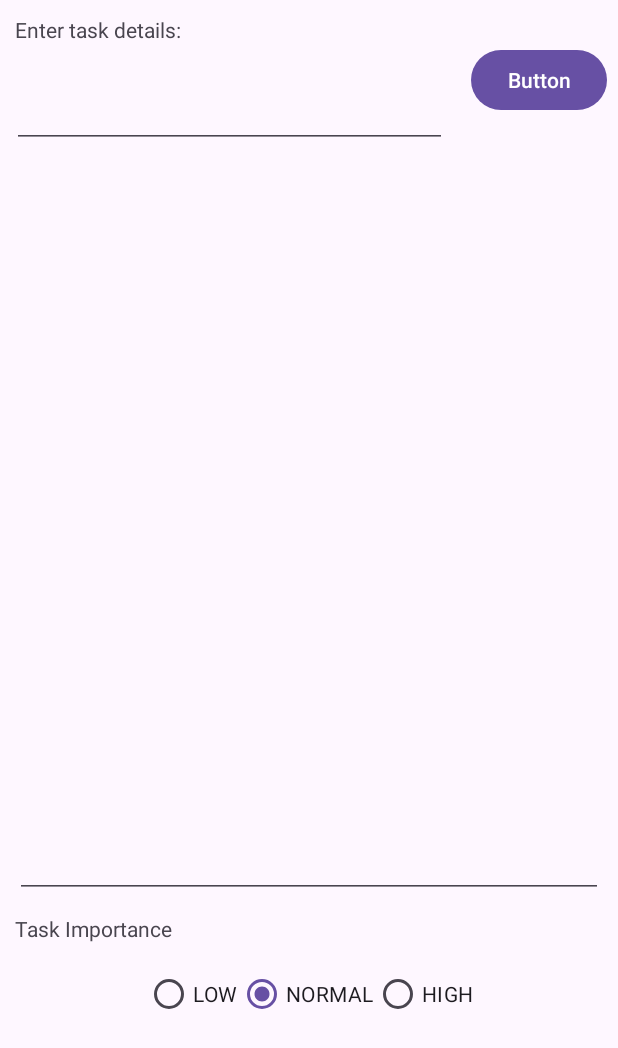
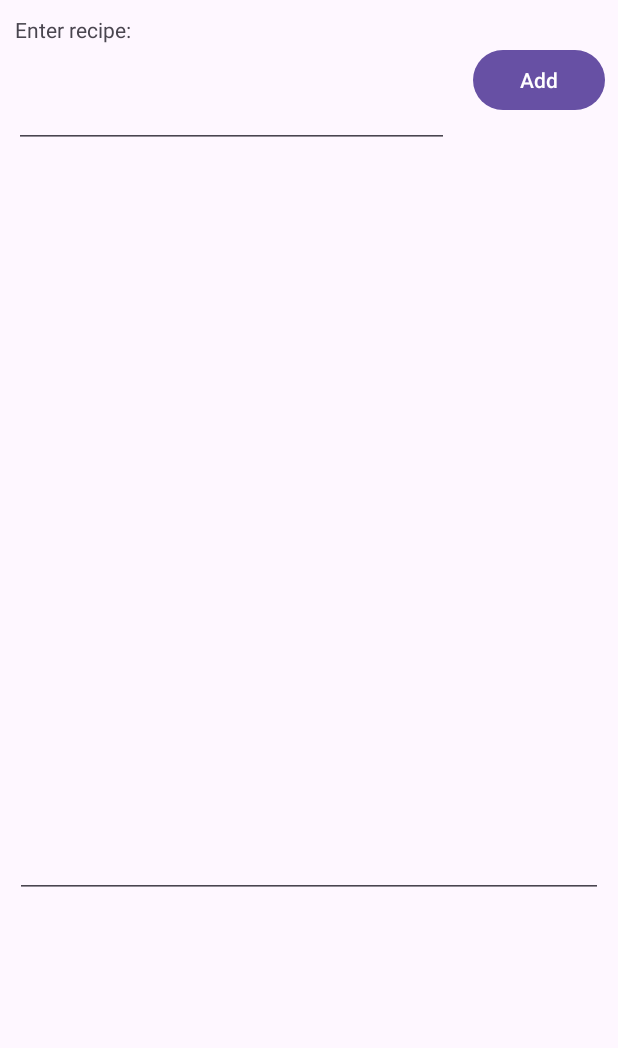
Before and after one commit to buennoo/RecipeReader-app, an Android app: the AddTaskFragment screen opened through its navigation route, on a phone screen of 412 x 824 dp. Shown: the top 1048 px of the screen. Run offline under Robolectric (Android 15) with nearby library versions, the phone set to English and light mode, and no system bars.

Commit message:
delete priorities

```diff
--- a/app/build.gradle.kts
+++ b/app/build.gradle.kts
@@ -5,7 +5,8 @@ plugins {
     //This plugin is used to create parcelable classes in easy and fast way
     id("kotlin-parcelize")
     //This plugin is used to create safe args for navigation
-    id("androidx.navigation.safeargs")
+//    id("androidx.navigation.safeargs")
+    id("androidx.navigation.safeargs.kotlin")
 }
 
 android {
--- a/app/src/main/java/com/example/recipereader/MyTaskRecyclerViewAdapter.kt
+++ b/app/src/main/java/com/example/recipereader/MyTaskRecyclerViewAdapter.kt
@@ -44,13 +44,13 @@ class MyTaskRecyclerViewAdapter(
     override fun onBindViewHolder(holder: MyTaskRecyclerViewAdapter.ViewHolder, position: Int) {
         val task = values[position]
 
-        val importanceImage = when(task.importance){
-            IMPORTANCE.LOW -> R.drawable.circle_drawable_green
-            IMPORTANCE.NORMAL -> R.drawable.circle_drawable_orange
-            IMPORTANCE.HIGH -> R.drawable.circle_drawable_red
-        }
+//        val importanceImage = when(task.importance){
+//            IMPORTANCE.LOW -> R.drawable.circle_drawable_green
+//            IMPORTANCE.NORMAL -> R.drawable.circle_drawable_orange
+//            IMPORTANCE.HIGH -> R.drawable.circle_drawable_red
+//        }
 
-        holder.imgView.setImageResource(importanceImage)
+//        holder.imgView.setImageResource(importanceImage)
         holder.contentView.text = task.title
 
         holder.itemContainer.setOnClickListener {
--- a/app/src/main/java/com/example/recipereader/data/Task.kt
+++ b/app/src/main/java/com/example/recipereader/data/Task.kt
@@ -2,14 +2,14 @@ package com.example.recipereader
 import android.os.Parcelable
 import kotlinx.parcelize.Parcelize
 
-enum class IMPORTANCE {
-    LOW, NORMAL, HIGH
-}
+//enum class IMPORTANCE {
+//    LOW, NORMAL, HIGH
+//}
 
 @Parcelize
 data class Task(
     val id: String,
     val title: String,
     val description: String,
-    val importance: IMPORTANCE = IMPORTANCE.NORMAL
+//    val importance: IMPORTANCE = IMPORTANCE.NORMAL
 ) : Parcelable
--- a/app/src/main/res/layout/fragment_add_task.xml
+++ b/app/src/main/res/layout/fragment_add_task.xml
@@ -16,20 +16,10 @@
         android:layout_marginStart="10dp"
         android:layout_marginTop="10dp"
         android:layout_marginEnd="10dp"
-        android:text="Enter task details:"
+        android:text="Enter recipe:"
         app:layout_constraintEnd_toEndOf="parent"
         app:layout_constraintStart_toStartOf="parent"
         app:layout_constraintTop_toTopOf="parent" />
-
-    <TextView
-        android:id="@+id/importanceLabel"
-        android:layout_width="wrap_content"
-        android:layout_height="wrap_content"
-        android:layout_marginStart="10dp"
-        android:layout_marginBottom="10dp"
-        android:text="Task Importance"
-        app:layout_constraintBottom_toTopOf="@+id/importanceGroup"
-        app:layout_constraintStart_toStartOf="parent" />
 
     <EditText
         android:id="@+id/titleInput"
@@ -38,7 +28,7 @@
         android:layout_marginStart="30dp"
         android:ems="10"
         android:inputType="text"
-        android:text="Title"
+        android:text="Title..."
         app:layout_constraintBottom_toTopOf="@+id/descriptionInput"
         app:layout_constraintEnd_toStartOf="@+id/saveButton"
         app:layout_constraintStart_toStartOf="parent"
@@ -52,52 +42,21 @@
         android:layout_marginEnd="10dp"
         android:ems="10"
         android:inputType="text"
-        android:text="Name"
+        android:text="Recipe content..."
         app:layout_constraintEnd_toEndOf="parent"
         app:layout_constraintStart_toStartOf="parent"
         app:layout_constraintTop_toBottomOf="@+id/titleInput" />
 
     <Button
         android:id="@+id/saveButton"
-        android:src="@android:drawable/ic_menu_save"
         android:layout_width="wrap_content"
         android:layout_height="wrap_content"
         android:layout_marginStart="16dp"
         android:layout_marginEnd="20dp"
-        android:text="Button"
+        android:src="@android:drawable/ic_menu_save"
+        android:text="Add"
         app:layout_constraintEnd_toEndOf="@+id/label"
         app:layout_constraintStart_toEndOf="@+id/titleInput"
         app:layout_constraintTop_toBottomOf="@+id/label" />
 
-    <RadioGroup
-        android:id="@+id/importanceGroup"
-        android:layout_width="wrap_content"
-        android:layout_height="wrap_content"
-        android:layout_marginTop="40dp"
-        android:checkedButton="@id/normal_radioButton"
-        android:orientation="horizontal"
-        app:layout_constraintEnd_toEndOf="parent"
-        app:layout_constraintStart_toStartOf="parent"
-        app:layout_constraintTop_toBottomOf="@+id/descriptionInput">
-
-        <RadioButton
-            android:id="@+id/low_radioButton"
-            android:layout_width="wrap_content"
-            android:layout_height="wrap_content"
-            android:text="LOW" />
-
-        <RadioButton
-            android:id="@+id/normal_radioButton"
-            android:layout_width="wrap_content"
-            android:layout_height="wrap_content"
-            android:text="NORMAL" />
-
-        <RadioButton
-            android:id="@+id/high_radioButton"
-            android:layout_width="wrap_content"
-            android:layout_height="wrap_content"
-            android:text="HIGH" />
-
-    </RadioGroup>
-
 </androidx.constraintlayout.widget.ConstraintLayout>
--- a/app/src/main/res/navigation/navigation_graph.xml
+++ b/app/src/main/res/navigation/navigation_graph.xml
@@ -43,5 +43,8 @@
         <argument
             android:name="task"
             app:argType="com.example.recipereader.Task" />
+        <action
+            android:id="@+id/action_displayTaskFragment_to_taskListFragment"
+            app:destination="@id/taskListFragment" />
     </fragment>
 </navigation>
--- a/build.gradle.kts
+++ b/build.gradle.kts
@@ -1,7 +1,7 @@
 // Top-level build file where you can add configuration options common to all sub-projects/modules.
 buildscript {
     dependencies {
-        classpath("androidx.navigation.safeargs:androidx.navigation.safeargs.gradle.plugin:2.7.7")
+        classpath ("androidx.navigation:navigation-safe-args-gradle-plugin:2.7.7")
     }
 }
 
```
Also changed, not shown: app/src/main/java/com/example/recipereader/AddTaskFragment.kt (+13 -13 lines), app/src/main/java/com/example/recipereader/DisplayTaskFragment.kt (+15 -15 lines), app/src/main/res/layout/fragment_display_task.xml (+7 -5 lines).
